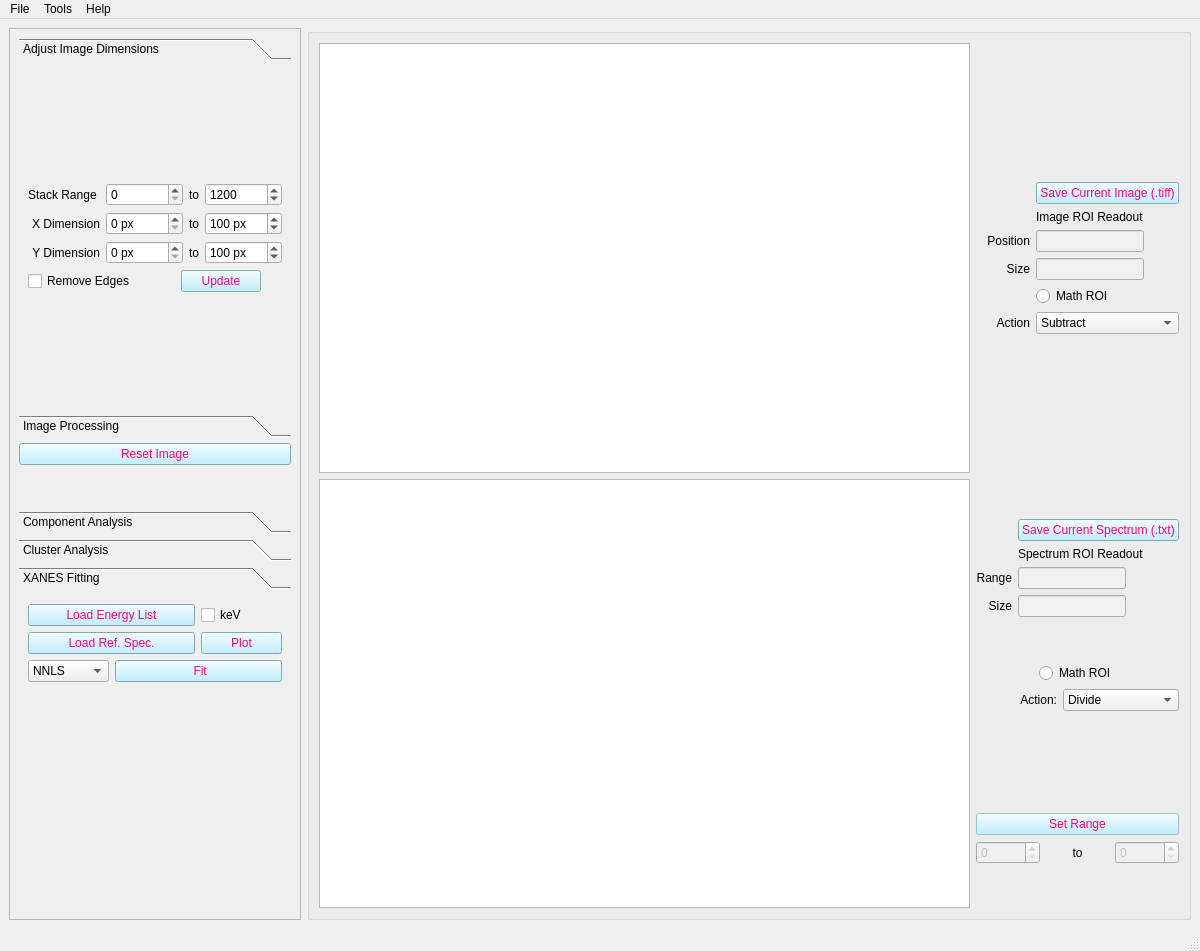
Above: uis/mainwindow_admin.ui from pattammattel/NSLS-II-MIDAS before the change. Below: the same form after it.
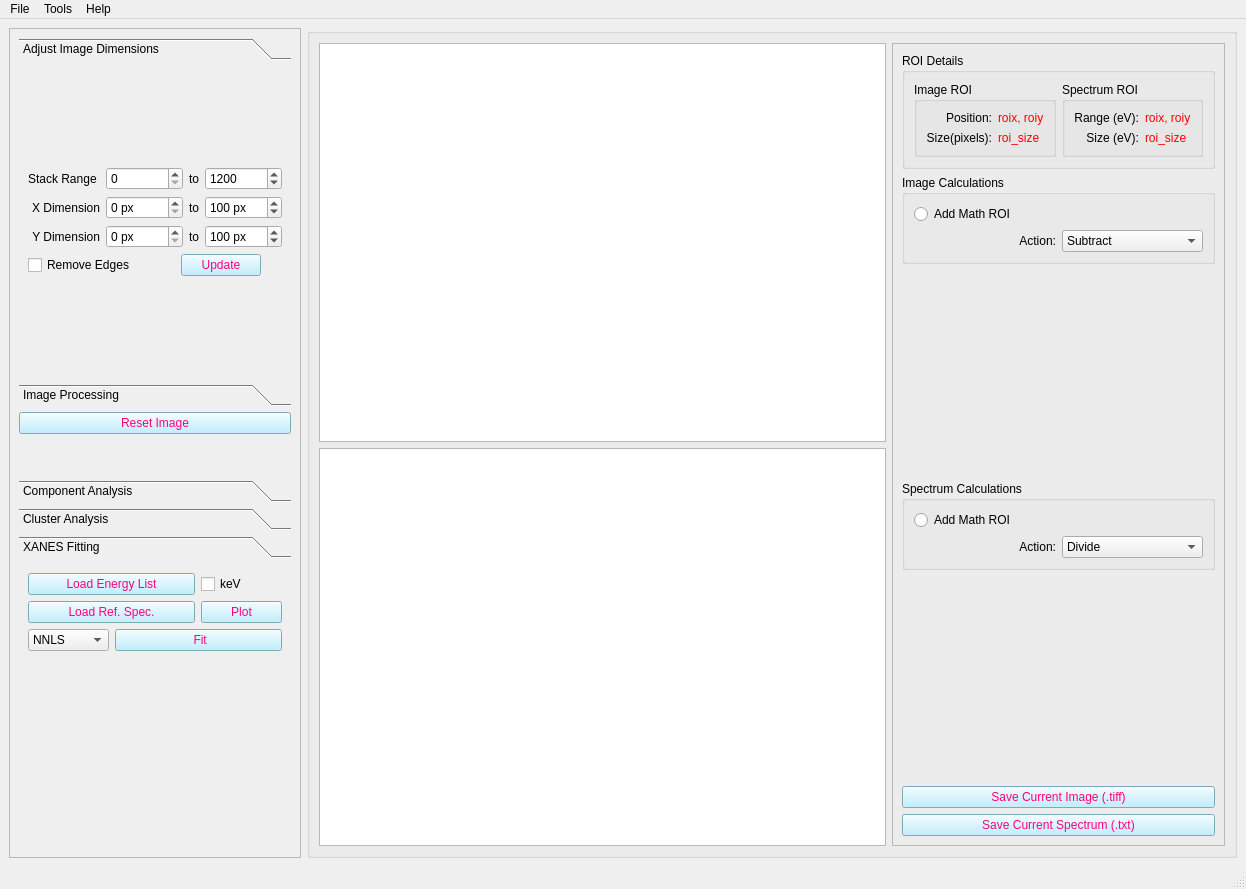
That is the form after the change. The open tabs and pages were chosen to show the change. Custom widgets are drawn as their Qt base class.

Commit message: athena file as ref

The edit to the form file:
```diff
--- a/uis/mainwindow_admin.ui
+++ b/uis/mainwindow_admin.ui
@@ -7,8 +7,8 @@
    <rect>
     <x>0</x>
     <y>0</y>
-    <width>1200</width>
-    <height>951</height>
+    <width>1246</width>
+    <height>889</height>
    </rect>
   </property>
   <property name="sizePolicy">
@@ -32,440 +32,6 @@
     </sizepolicy>
    </property>
    <layout class="QGridLayout" name="gridLayout_16">
-    <item row="0" column="1">
-     <widget class="QGroupBox" name="groupBox_6">
-      <property name="sizePolicy">
-       <sizepolicy hsizetype="Minimum" vsizetype="Preferred">
-        <horstretch>0</horstretch>
-        <verstretch>0</verstretch>
-       </sizepolicy>
-      </property>
-      <property name="styleSheet">
-       <string notr="true">font:12pt &quot;Segoe UI&quot;;</string>
-      </property>
-      <property name="title">
-       <string/>
-      </property>
-      <layout class="QGridLayout" name="gridLayout_23">
-       <item row="0" column="1">
-        <layout class="QGridLayout" name="gridLayout_6">
-         <item row="4" column="1">
-          <widget class="QLineEdit" name="le_roi_size">
-           <property name="sizePolicy">
-            <sizepolicy hsizetype="Fixed" vsizetype="Fixed">
-             <horstretch>0</horstretch>
-             <verstretch>0</verstretch>
-            </sizepolicy>
-           </property>
-           <property name="styleSheet">
-            <string notr="true">color: rgb(255, 75, 52);
-background-color: rgb(240, 240, 240);</string>
-           </property>
-           <property name="readOnly">
-            <bool>true</bool>
-           </property>
-          </widget>
-         </item>
-         <item row="3" column="1">
-          <widget class="QLineEdit" name="le_roi">
-           <property name="sizePolicy">
-            <sizepolicy hsizetype="Fixed" vsizetype="Fixed">
-             <horstretch>0</horstretch>
-             <verstretch>0</verstretch>
-            </sizepolicy>
-           </property>
-           <property name="styleSheet">
-            <string notr="true">color: rgb(255, 75, 52);
-background-color: rgb(240, 240, 240);</string>
-           </property>
-           <property name="readOnly">
-            <bool>true</bool>
-           </property>
-          </widget>
-         </item>
-         <item row="4" column="0">
-          <widget class="QLabel" name="label_28">
-           <property name="styleSheet">
-            <string notr="true">font: 75 10pt &quot;MS Shell Dlg 2&quot;;</string>
-           </property>
-           <property name="text">
-            <string>Size</string>
-           </property>
-           <property name="alignment">
-            <set>Qt::AlignRight|Qt::AlignTrailing|Qt::AlignVCenter</set>
-           </property>
-          </widget>
-         </item>
-         <item row="0" column="1">
-          <spacer name="verticalSpacer_10">
-           <property name="orientation">
-            <enum>Qt::Vertical</enum>
-           </property>
-           <property name="sizeHint" stdset="0">
-            <size>
-             <width>20</width>
-             <height>40</height>
-            </size>
-           </property>
-          </spacer>
-         </item>
-         <item row="3" column="0">
-          <widget class="QLabel" name="label_4">
-           <property name="text">
-            <string>Position</string>
-           </property>
-           <property name="alignment">
-            <set>Qt::AlignRight|Qt::AlignTrailing|Qt::AlignVCenter</set>
-           </property>
-          </widget>
-         </item>
-         <item row="7" column="1">
-          <spacer name="verticalSpacer_8">
-           <property name="orientation">
-            <enum>Qt::Vertical</enum>
-           </property>
-           <property name="sizeHint" stdset="0">
-            <size>
-             <width>20</width>
-             <height>40</height>
-            </size>
-           </property>
-          </spacer>
-         </item>
-         <item row="5" column="1">
-          <widget class="QRadioButton" name="rb_math_roi_img">
-           <property name="text">
-            <string>Math ROI</string>
-           </property>
-          </widget>
-         </item>
-         <item row="6" column="0">
-          <widget class="QLabel" name="label_14">
-           <property name="text">
-            <string>Action</string>
-           </property>
-           <property name="alignment">
-            <set>Qt::AlignRight|Qt::AlignTrailing|Qt::AlignVCenter</set>
-           </property>
-          </widget>
-         </item>
-         <item row="2" column="1">
-          <widget class="QLabel" name="label_7">
-           <property name="text">
-            <string>Image ROI Readout</string>
-           </property>
-          </widget>
-         </item>
-         <item row="6" column="1">
-          <widget class="QComboBox" name="cb_img_roi_action">
-           <item>
-            <property name="text">
-             <string>Subtract</string>
-            </property>
-           </item>
-           <item>
-            <property name="text">
-             <string>Divide</string>
-            </property>
-           </item>
-           <item>
-            <property name="text">
-             <string>Add</string>
-            </property>
-           </item>
-           <item>
-            <property name="text">
-             <string>Compare</string>
-            </property>
-           </item>
-          </widget>
-         </item>
-         <item row="1" column="1">
-          <widget class="QPushButton" name="pb_save_disp_img">
-           <property name="styleSheet">
-            <string notr="true">background-color: rgb(175, 236, 255);
-color: rgb(255, 0, 127);</string>
-           </property>
-           <property name="text">
-            <string>Save Current Image (.tiff)</string>
-           </property>
-          </widget>
-         </item>
-        </layout>
-       </item>
-       <item row="1" column="0">
-        <widget class="PlotWidget" name="spectrum_view"/>
-       </item>
-       <item row="1" column="1">
-        <layout class="QGridLayout" name="gridLayout_22">
-         <item row="0" column="0">
-          <layout class="QGridLayout" name="gridLayout_11">
-           <item row="4" column="0">
-            <widget class="QLabel" name="label_8">
-             <property name="text">
-              <string>Range</string>
-             </property>
-             <property name="alignment">
-              <set>Qt::AlignRight|Qt::AlignTrailing|Qt::AlignVCenter</set>
-             </property>
-            </widget>
-           </item>
-           <item row="4" column="1">
-            <widget class="QLineEdit" name="le_spec_roi">
-             <property name="sizePolicy">
-              <sizepolicy hsizetype="Fixed" vsizetype="Fixed">
-               <horstretch>0</horstretch>
-               <verstretch>0</verstretch>
-              </sizepolicy>
-             </property>
-             <property name="styleSheet">
-              <string notr="true">color: rgb(255, 75, 52);
-background-color: rgb(240, 240, 240);</string>
-             </property>
-             <property name="readOnly">
-              <bool>true</bool>
-             </property>
-            </widget>
-           </item>
-           <item row="5" column="0">
-            <widget class="QLabel" name="label_29">
-             <property name="styleSheet">
-              <string notr="true">font: 75 10pt &quot;MS Shell Dlg 2&quot;;</string>
-             </property>
-             <property name="text">
-              <string>Size</string>
-             </property>
-             <property name="alignment">
-              <set>Qt::AlignRight|Qt::AlignTrailing|Qt::AlignVCenter</set>
-             </property>
-            </widget>
-           </item>
-           <item row="1" column="1">
-            <spacer name="verticalSpacer_7">
-             <property name="orientation">
-              <enum>Qt::Vertical</enum>
-             </property>
-             <property name="sizeHint" stdset="0">
-              <size>
-               <width>20</width>
-               <height>40</height>
-              </size>
-             </property>
-            </spacer>
-           </item>
-           <item row="5" column="1">
-            <widget class="QLineEdit" name="le_spec_roi_size">
-             <property name="sizePolicy">
-              <sizepolicy hsizetype="Fixed" vsizetype="Fixed">
-               <horstretch>0</horstretch>
-               <verstretch>0</verstretch>
-              </sizepolicy>
-             </property>
-             <property name="styleSheet">
-              <string notr="true">color: rgb(255, 75, 52);
-background-color: rgb(240, 240, 240);</string>
-             </property>
-             <property name="readOnly">
-              <bool>true</bool>
-             </property>
-            </widget>
-           </item>
-           <item row="3" column="1">
-            <widget class="QLabel" name="label_3">
-             <property name="text">
-              <string>Spectrum ROI Readout</string>
-             </property>
-            </widget>
-           </item>
-           <item row="6" column="1">
-            <spacer name="verticalSpacer_3">
-             <property name="orientation">
-              <enum>Qt::Vertical</enum>
-             </property>
-             <property name="sizeHint" stdset="0">
-              <size>
-               <width>20</width>
-               <height>40</height>
-              </size>
-             </property>
-            </spacer>
-           </item>
-           <item row="2" column="1">
-            <widget class="QPushButton" name="pb_save_disp_spec">
-             <property name="styleSheet">
-              <string notr="true">background-color: rgb(175, 236, 255);
-color: rgb(255, 0, 127);</string>
-             </property>
-             <property name="text">
-              <string>Save Current Spectrum (.txt)</string>
-             </property>
-            </widget>
-           </item>
-          </layout>
-         </item>
-         <item row="1" column="0">
-          <layout class="QGridLayout" name="gridLayout_19">
-           <item row="0" column="1">
-            <widget class="QRadioButton" name="rb_math_roi">
-             <property name="sizePolicy">
-              <sizepolicy hsizetype="Preferred" vsizetype="Fixed">
-               <horstretch>0</horstretch>
-               <verstretch>0</verstretch>
-              </sizepolicy>
-             </property>
-             <property name="text">
-              <string>Math ROI</string>
-             </property>
-             <property name="checkable">
-              <bool>true</bool>
-             </property>
-             <property name="checked">
-              <bool>false</bool>
-             </property>
-            </widget>
-           </item>
-           <item row="1" column="0" colspan="3">
-            <layout class="QGridLayout" name="gridLayout_14">
-             <item row="0" column="0">
-              <widget class="QLabel" name="label_13">
-               <property name="text">
-                <string>Action:</string>
-               </property>
-               <property name="alignment">
-                <set>Qt::AlignRight|Qt::AlignTrailing|Qt::AlignVCenter</set>
-               </property>
-              </widget>
-             </item>
-             <item row="0" column="1">
-              <widget class="QComboBox" name="cb_roi_operation">
-               <item>
-                <property name="text">
-                 <string>Divide</string>
-                </property>
-               </item>
-               <item>
-                <property name="text">
-                 <string>Subtract</string>
-                </property>
-               </item>
-               <item>
-                <property name="text">
-                 <string>Add</string>
-                </property>
-               </item>
-               <item>
-                <property name="text">
-                 <string>Correlation Plot</string>
-                </property>
-               </item>
-              </widget>
-             </item>
-            </layout>
-           </item>
-          </layout>
-         </item>
-         <item row="3" column="0">
-          <layout class="QGridLayout" name="gridLayout_12">
-           <item row="2" column="0">
-            <spacer name="verticalSpacer_9">
-             <property name="orientation">
-              <enum>Qt::Vertical</enum>
-             </property>
-             <property name="sizeHint" stdset="0">
-              <size>
-               <width>20</width>
-               <height>40</height>
-              </size>
-             </property>
-            </spacer>
-           </item>
-           <item row="1" column="1">
-            <widget class="QLabel" name="label_21">
-             <property name="text">
-              <string>to</string>
-             </property>
-             <property name="alignment">
-              <set>Qt::AlignCenter</set>
-             </property>
-            </widget>
-           </item>
-           <item row="1" column="0">
-            <widget class="QDoubleSpinBox" name="sb_roi_spec_s">
-             <property name="enabled">
-              <bool>false</bool>
-             </property>
-             <property name="decimals">
-              <number>0</number>
-             </property>
-             <property name="maximum">
-              <double>50000.000000000000000</double>
-             </property>
-             <property name="singleStep">
-              <double>5.000000000000000</double>
-             </property>
-            </widget>
-           </item>
-           <item row="1" column="2">
-            <widget class="QDoubleSpinBox" name="sb_roi_spec_e">
-             <property name="enabled">
-              <bool>false</bool>
-             </property>
-             <property name="decimals">
-              <number>0</number>
-             </property>
-             <property name="maximum">
-              <double>50000.000000000000000</double>
-             </property>
-             <property name="singleStep">
-              <double>5.000000000000000</double>
-             </property>
-            </widget>
-           </item>
-           <item row="0" column="0" colspan="3">
-            <widget class="QPushButton" name="pb_set_spec_roi">
-             <property name="enabled">
-              <bool>false</bool>
-             </property>
-             <property name="styleSheet">
-              <string notr="true">background-color: rgb(175, 236, 255);
-color: rgb(255, 0, 127);
-</string>
-             </property>
-             <property name="text">
-              <string>Set Range</string>
-             </property>
-            </widget>
-           </item>
-          </layout>
-         </item>
-         <item row="2" column="0">
-          <spacer name="verticalSpacer_4">
-           <property name="orientation">
-            <enum>Qt::Vertical</enum>
-           </property>
-           <property name="sizeHint" stdset="0">
-            <size>
-             <width>20</width>
-             <height>40</height>
-            </size>
-           </property>
-          </spacer>
-         </item>
-        </layout>
-       </item>
-       <item row="0" column="0">
-        <widget class="ImageView" name="image_view">
-         <property name="sizePolicy">
-          <sizepolicy hsizetype="Expanding" vsizetype="Expanding">
-           <horstretch>0</horstretch>
-           <verstretch>0</verstretch>
-          </sizepolicy>
-         </property>
-        </widget>
-       </item>
-      </layout>
-     </widget>
-    </item>
     <item row="0" column="0">
      <widget class="QScrollArea" name="scrollArea">
       <property name="sizePolicy">
@@ -491,8 +57,8 @@
         <rect>
          <x>0</x>
          <y>0</y>
-         <width>321</width>
-         <height>884</height>
+         <width>368</width>
+         <height>808</height>
         </rect>
        </property>
        <layout class="QGridLayout" name="gridLayout_9">
@@ -515,8 +81,8 @@
             <rect>
              <x>0</x>
              <y>0</y>
-             <width>299</width>
-             <height>321</height>
+             <width>346</width>
+             <height>267</height>
             </rect>
            </property>
            <attribute name="label">
@@ -1354,8 +920,8 @@
             <rect>
              <x>0</x>
              <y>0</y>
-             <width>299</width>
-             <height>193</height>
+             <width>346</width>
+             <height>214</height>
             </rect>
            </property>
            <attribute name="label">
@@ -1471,6 +1037,340 @@
       </widget>
      </widget>
     </item>
+    <item row="0" column="1">
+     <widget class="QGroupBox" name="groupBox_6">
+      <property name="sizePolicy">
+       <sizepolicy hsizetype="Minimum" vsizetype="Preferred">
+        <horstretch>0</horstretch>
+        <verstretch>0</verstretch>
+       </sizepolicy>
+      </property>
+      <property name="styleSheet">
+       <string notr="true">font:12pt &quot;Segoe UI&quot;;</string>
+      </property>
+      <property name="title">
+       <string/>
+      </property>
+      <layout class="QGridLayout" name="gridLayout_29">
+       <item row="0" column="0">
+        <widget class="ImageView" name="image_view">
+         <property name="sizePolicy">
+          <sizepolicy hsizetype="Expanding" vsizetype="Expanding">
+           <horstretch>0</horstretch>
+           <verstretch>0</verstretch>
+          </sizepolicy>
+         </property>
+        </widget>
+       </item>
+       <item row="0" column="1" rowspan="2">
+        <widget class="QFrame" name="frame_5">
+         <property name="frameShape">
+          <enum>QFrame::StyledPanel</enum>
+         </property>
+         <property name="frameShadow">
+          <enum>QFrame::Raised</enum>
+         </property>
+         <layout class="QGridLayout" name="gridLayout_23">
+          <item row="12" column="0">
+           <widget class="QPushButton" name="pb_save_disp_img">
+            <property name="styleSheet">
+             <string notr="true">background-color: rgb(175, 236, 255);
+color: rgb(255, 0, 127);</string>
+            </property>
+            <property name="text">
+             <string>Save Current Image (.tiff)</string>
+            </property>
+           </widget>
+          </item>
+          <item row="13" column="0">
+           <widget class="QPushButton" name="pb_save_disp_spec">
+            <property name="styleSheet">
+             <string notr="true">background-color: rgb(175, 236, 255);
+color: rgb(255, 0, 127);</string>
+            </property>
+            <property name="text">
+             <string>Save Current Spectrum (.txt)</string>
+            </property>
+           </widget>
+          </item>
+          <item row="3" column="0">
+           <spacer name="verticalSpacer_5">
+            <property name="orientation">
+             <enum>Qt::Vertical</enum>
+            </property>
+            <property name="sizeHint" stdset="0">
+             <size>
+              <width>20</width>
+              <height>40</height>
+             </size>
+            </property>
+           </spacer>
+          </item>
+          <item row="11" column="0">
+           <spacer name="verticalSpacer_3">
+            <property name="orientation">
+             <enum>Qt::Vertical</enum>
+            </property>
+            <property name="sizeHint" stdset="0">
+             <size>
+              <width>20</width>
+              <height>40</height>
+             </size>
+            </property>
+           </spacer>
+          </item>
+          <item row="9" column="0">
+           <widget class="QGroupBox" name="groupBox_7">
+            <property name="title">
+             <string>Spectrum Calculations</string>
+            </property>
+            <layout class="QGridLayout" name="gridLayout_14">
+             <item row="0" column="0" colspan="2">
+              <widget class="QRadioButton" name="rb_math_roi">
+               <property name="sizePolicy">
+                <sizepolicy hsizetype="Preferred" vsizetype="Fixed">
+                 <horstretch>0</horstretch>
+                 <verstretch>0</verstretch>
+                </sizepolicy>
+               </property>
+               <property name="text">
+                <string>Add Math ROI</string>
+               </property>
+               <property name="checkable">
+                <bool>true</bool>
+               </property>
+               <property name="checked">
+                <bool>false</bool>
+               </property>
+              </widget>
+             </item>
+             <item row="1" column="0">
+              <widget class="QLabel" name="label_13">
+               <property name="text">
+                <string>Action:</string>
+               </property>
+               <property name="alignment">
+                <set>Qt::AlignRight|Qt::AlignTrailing|Qt::AlignVCenter</set>
+               </property>
+              </widget>
+             </item>
+             <item row="1" column="1">
+              <widget class="QComboBox" name="cb_roi_operation">
+               <property name="sizePolicy">
+                <sizepolicy hsizetype="Preferred" vsizetype="Preferred">
+                 <horstretch>0</horstretch>
+                 <verstretch>0</verstretch>
+                </sizepolicy>
+               </property>
+               <item>
+                <property name="text">
+                 <string>Divide</string>
+                </property>
+               </item>
+               <item>
+                <property name="text">
+                 <string>Subtract</string>
+                </property>
+               </item>
+               <item>
+                <property name="text">
+                 <string>Add</string>
+                </property>
+               </item>
+               <item>
+                <property name="text">
+                 <string>Correlation Plot</string>
+                </property>
+               </item>
+              </widget>
+             </item>
+            </layout>
+           </widget>
+          </item>
+          <item row="0" column="0">
+           <widget class="QGroupBox" name="groupBox_8">
+            <property name="styleSheet">
+             <string notr="true">font: 9pt &quot;Segoe UI&quot;;</string>
+            </property>
+            <property name="title">
+             <string>ROI Details</string>
+            </property>
+            <layout class="QGridLayout" name="gridLayout_19">
+             <item row="0" column="0">
+              <widget class="QGroupBox" name="groupBox_4">
+               <property name="title">
+                <string>Image ROI</string>
+               </property>
+               <layout class="QGridLayout" name="gridLayout_12">
+                <item row="0" column="0">
+                 <widget class="QLabel" name="label_4">
+                  <property name="text">
+                   <string>Position:</string>
+                  </property>
+                  <property name="alignment">
+                   <set>Qt::AlignRight|Qt::AlignTrailing|Qt::AlignVCenter</set>
+                  </property>
+                 </widget>
+                </item>
+                <item row="0" column="1">
+                 <widget class="QLabel" name="le_roi">
+                  <property name="styleSheet">
+                   <string notr="true">color: rgb(255, 0,0);</string>
+                  </property>
+                  <property name="text">
+                   <string>roix, roiy</string>
+                  </property>
+                 </widget>
+                </item>
+                <item row="1" column="0">
+                 <widget class="QLabel" name="label_28">
+                  <property name="styleSheet">
+                   <string notr="true"/>
+                  </property>
+                  <property name="text">
+                   <string>Size(pixels):</string>
+                  </property>
+                  <property name="alignment">
+                   <set>Qt::AlignRight|Qt::AlignTrailing|Qt::AlignVCenter</set>
+                  </property>
+                 </widget>
+                </item>
+                <item row="1" column="1">
+                 <widget class="QLabel" name="le_roi_size">
+                  <property name="styleSheet">
+                   <string notr="true">color: rgb(255, 0, 0);</string>
+                  </property>
+                  <property name="text">
+                   <string>roi_size</string>
+                  </property>
+                 </widget>
+                </item>
+               </layout>
+              </widget>
+             </item>
+             <item row="0" column="1">
+              <widget class="QGroupBox" name="groupBox_5">
+               <property name="title">
+                <string>Spectrum ROI</string>
+               </property>
+               <layout class="QGridLayout" name="gridLayout_11">
+                <item row="1" column="1">
+                 <widget class="QLabel" name="le_spec_roi_size">
+                  <property name="styleSheet">
+                   <string notr="true">color: rgb(255, 0,0);</string>
+                  </property>
+                  <property name="text">
+                   <string>roi_size</string>
+                  </property>
+                 </widget>
+                </item>
+                <item row="0" column="0">
+                 <widget class="QLabel" name="label_8">
+                  <property name="text">
+                   <string>Range (eV):</string>
+                  </property>
+                  <property name="alignment">
+                   <set>Qt::AlignRight|Qt::AlignTrailing|Qt::AlignVCenter</set>
+                  </property>
+                 </widget>
+                </item>
+                <item row="1" column="0">
+                 <widget class="QLabel" name="label_29">
+                  <property name="styleSheet">
+                   <string notr="true"/>
+                  </property>
+                  <property name="text">
+                   <string>Size (eV):</string>
+                  </property>
+                  <property name="alignment">
+                   <set>Qt::AlignRight|Qt::AlignTrailing|Qt::AlignVCenter</set>
+                  </property>
+                 </widget>
+                </item>
+                <item row="0" column="1">
+                 <widget class="QLabel" name="le_spec_roi">
+                  <property name="styleSheet">
+                   <string notr="true">color: rgb(255, 0,0);</string>
+                  </property>
+                  <property name="text">
+                   <string>roix, roiy</string>
+                  </property>
+                 </widget>
+                </item>
+               </layout>
+              </widget>
+             </item>
+            </layout>
+           </widget>
+          </item>
+          <item row="2" column="0">
+           <widget class="QGroupBox" name="groupBox_3">
+            <property name="title">
+             <string>Image Calculations</string>
+            </property>
+            <layout class="QGridLayout" name="gridLayout_6">
+             <item row="0" column="0" colspan="2">
+              <widget class="QRadioButton" name="rb_math_roi_img">
+               <property name="layoutDirection">
+                <enum>Qt::LeftToRight</enum>
+               </property>
+               <property name="text">
+                <string>Add Math ROI</string>
+               </property>
+              </widget>
+             </item>
+             <item row="1" column="0">
+              <widget class="QLabel" name="label_14">
+               <property name="text">
+                <string>Action:</string>
+               </property>
+               <property name="alignment">
+                <set>Qt::AlignRight|Qt::AlignTrailing|Qt::AlignVCenter</set>
+               </property>
+              </widget>
+             </item>
+             <item row="1" column="1">
+              <widget class="QComboBox" name="cb_img_roi_action">
+               <property name="sizePolicy">
+                <sizepolicy hsizetype="Preferred" vsizetype="Preferred">
+                 <horstretch>0</horstretch>
+                 <verstretch>0</verstretch>
+                </sizepolicy>
+               </property>
+               <item>
+                <property name="text">
+                 <string>Subtract</string>
+                </property>
+               </item>
+               <item>
+                <property name="text">
+                 <string>Divide</string>
+                </property>
+               </item>
+               <item>
+                <property name="text">
+                 <string>Add</string>
+                </property>
+               </item>
+               <item>
+                <property name="text">
+                 <string>Compare</string>
+                </property>
+               </item>
+              </widget>
+             </item>
+            </layout>
+           </widget>
+          </item>
+         </layout>
+        </widget>
+       </item>
+       <item row="1" column="0">
+        <widget class="PlotWidget" name="spectrum_view"/>
+       </item>
+      </layout>
+     </widget>
+    </item>
    </layout>
   </widget>
   <widget class="QMenuBar" name="menubar">
@@ -1478,8 +1378,8 @@
     <rect>
      <x>0</x>
      <y>0</y>
-     <width>1200</width>
-     <height>22</height>
+     <width>1246</width>
+     <height>29</height>
     </rect>
    </property>
    <widget class="QMenu" name="menuManual">
```
Left out of the diff: 16 changed lines with no effect on the pictures. The commit also changes 2 other files.
